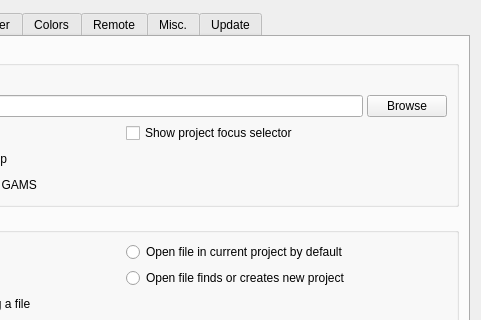
GAMS-dev/studio, file src/settingsdialog.ui: the form before one commit; both pictures show x 236 to 717 and y 0 to 320 of the 717 by 517 pixel window.
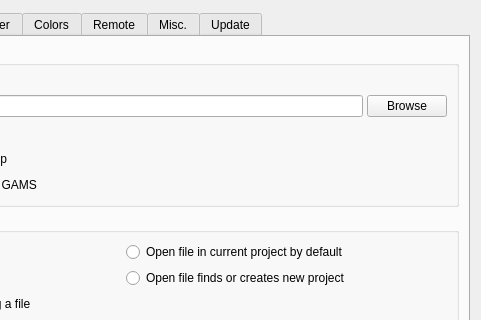
The form after the commit. The open tabs and pages were chosen to show the change. Icons and pictures are not drawn.

Commit message: adjust project focus behavior

The edit to the form file:
```diff
--- a/src/settingsdialog.ui
+++ b/src/settingsdialog.ui
@@ -117,13 +117,6 @@
             </layout>
            </widget>
           </item>
-          <item row="3" column="1">
-           <widget class="QCheckBox" name="cb_ProjectFocusSelector">
-            <property name="text">
-             <string>Show project focus selector</string>
-            </property>
-           </widget>
-          </item>
          </layout>
         </widget>
        </item>
```
Left out of the diff: 4 changed lines with no effect on the pictures. The commit also changes 7 other files.
